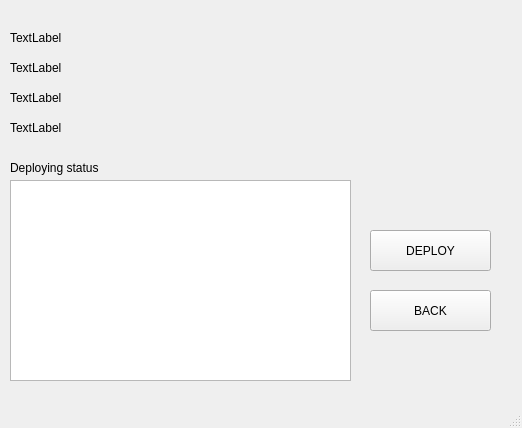
Above: ui/Finalstep.ui from sk123sk/Keep_nodes before the change. Below: the same form after it.
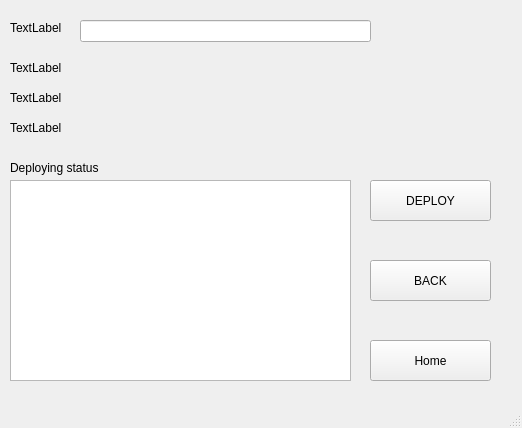
That is the form after the change. Icons and pictures are not drawn.

The edit to the form file:
```diff
--- a/ui/Finalstep.ui
+++ b/ui/Finalstep.ui
@@ -36,7 +36,7 @@
     <property name="geometry">
      <rect>
       <x>370</x>
-      <y>290</y>
+      <y>260</y>
       <width>121</width>
       <height>41</height>
      </rect>
@@ -49,8 +49,8 @@
     <property name="geometry">
      <rect>
       <x>10</x>
-      <y>30</y>
-      <width>451</width>
+      <y>20</y>
+      <width>71</width>
       <height>16</height>
      </rect>
     </property>
@@ -101,7 +101,7 @@
     <property name="geometry">
      <rect>
       <x>370</x>
-      <y>230</y>
+      <y>180</y>
       <width>121</width>
       <height>41</height>
      </rect>
@@ -152,6 +152,29 @@
      <pixmap resource="../resources/logo.qrc">:/logo/logo5.png</pixmap>
     </property>
    </widget>
+   <widget class="QLineEdit" name="le_wallet">
+    <property name="geometry">
+     <rect>
+      <x>80</x>
+      <y>20</y>
+      <width>291</width>
+      <height>22</height>
+     </rect>
+    </property>
+   </widget>
+   <widget class="QPushButton" name="pb_home">
+    <property name="geometry">
+     <rect>
+      <x>370</x>
+      <y>340</y>
+      <width>121</width>
+      <height>41</height>
+     </rect>
+    </property>
+    <property name="text">
+     <string>Home</string>
+    </property>
+   </widget>
   </widget>
   <widget class="QMenuBar" name="menubar">
    <property name="geometry">
```
